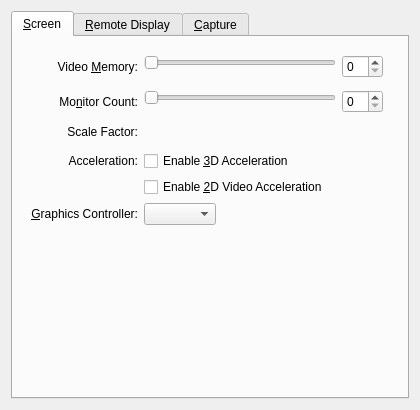
Above: vbox/src/VBox/Frontends/VirtualBox/src/settings/machine/UIMachineSettingsDisplay.ui from jljuxgm/vboxgit before the change. Below: the same form after it.
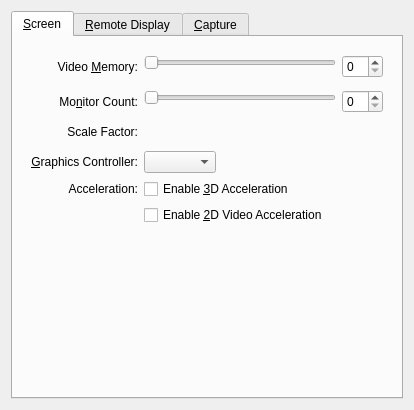
That is the form after the change. Custom widgets are drawn as their Qt base class.

Patch:
```diff
--- a/vbox/src/VBox/Frontends/VirtualBox/src/settings/machine/UIMachineSettingsDisplay.ui
+++ b/vbox/src/VBox/Frontends/VirtualBox/src/settings/machine/UIMachineSettingsDisplay.ui
@@ -170,48 +170,6 @@
            </layout>
           </item>
           <item row="6" column="0">
-           <widget class="QLabel" name="m_pLabelVideoOptions">
-            <property name="text">
-             <string>Acceleration:</string>
-            </property>
-            <property name="alignment">
-             <set>Qt::AlignRight|Qt::AlignTrailing|Qt::AlignVCenter</set>
-            </property>
-           </widget>
-          </item>
-          <item row="6" column="1">
-           <widget class="QCheckBox" name="m_pCheckbox3D">
-            <property name="sizePolicy">
-             <sizepolicy hsizetype="MinimumExpanding" vsizetype="Fixed">
-              <horstretch>0</horstretch>
-              <verstretch>0</verstretch>
-             </sizepolicy>
-            </property>
-            <property name="whatsThis">
-             <string>When checked, the virtual machine will be given access to the 3D graphics capabilities available on the host.</string>
-            </property>
-            <property name="text">
-             <string>Enable &amp;3D Acceleration</string>
-            </property>
-           </widget>
-          </item>
-          <item row="7" column="1">
-           <widget class="QCheckBox" name="m_pCheckbox2DVideo">
-            <property name="sizePolicy">
-             <sizepolicy hsizetype="MinimumExpanding" vsizetype="Fixed">
-              <horstretch>0</horstretch>
-              <verstretch>0</verstretch>
-             </sizepolicy>
-            </property>
-            <property name="whatsThis">
-             <string>When checked, the virtual machine will be given access to the Video Acceleration capabilities available on the host.</string>
-            </property>
-            <property name="text">
-             <string>Enable &amp;2D Video Acceleration</string>
-            </property>
-           </widget>
-          </item>
-          <item row="8" column="0">
            <widget class="QLabel" name="m_pLabelGraphicsControllerType">
             <property name="text">
              <string>&amp;Graphics Controller:</string>
@@ -224,7 +182,7 @@
             </property>
            </widget>
           </item>
-          <item row="8" column="1" colspan="3">
+          <item row="6" column="1" colspan="2">
            <layout class="QHBoxLayout">
             <item>
              <widget class="QComboBox" name="m_pComboGraphicsControllerType" >
@@ -254,6 +212,48 @@
             </item>
            </layout>
           </item>
+          <item row="7" column="0">
+           <widget class="QLabel" name="m_pLabelVideoOptions">
+            <property name="text">
+             <string>Acceleration:</string>
+            </property>
+            <property name="alignment">
+             <set>Qt::AlignRight|Qt::AlignTrailing|Qt::AlignVCenter</set>
+            </property>
+           </widget>
+          </item>
+          <item row="7" column="1">
+           <widget class="QCheckBox" name="m_pCheckbox3D">
+            <property name="sizePolicy">
+             <sizepolicy hsizetype="MinimumExpanding" vsizetype="Fixed">
+              <horstretch>0</horstretch>
+              <verstretch>0</verstretch>
+             </sizepolicy>
+            </property>
+            <property name="whatsThis">
+             <string>When checked, the virtual machine will be given access to the 3D graphics capabilities available on the host.</string>
+            </property>
+            <property name="text">
+             <string>Enable &amp;3D Acceleration</string>
+            </property>
+           </widget>
+          </item>
+          <item row="8" column="1">
+           <widget class="QCheckBox" name="m_pCheckbox2DVideo">
+            <property name="sizePolicy">
+             <sizepolicy hsizetype="MinimumExpanding" vsizetype="Fixed">
+              <horstretch>0</horstretch>
+              <verstretch>0</verstretch>
+             </sizepolicy>
+            </property>
+            <property name="whatsThis">
+             <string>When checked, the virtual machine will be given access to the Video Acceleration capabilities available on the host.</string>
+            </property>
+            <property name="text">
+             <string>Enable &amp;2D Video Acceleration</string>
+            </property>
+           </widget>
+          </item>
          </layout>
         </widget>
        </item>
```
